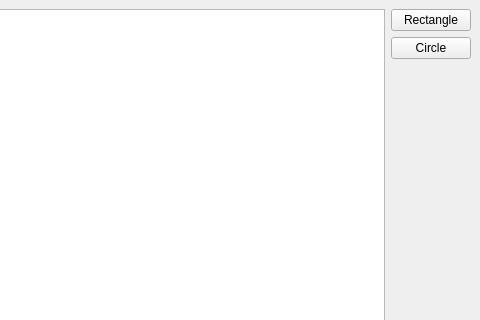
Qt form DrawingApplication/testresults.ui (aya-gv/SSE554-Project2) before a commit; both pictures show x 320 to 800 and y 0 to 320 of the 800 by 600 pixel window.
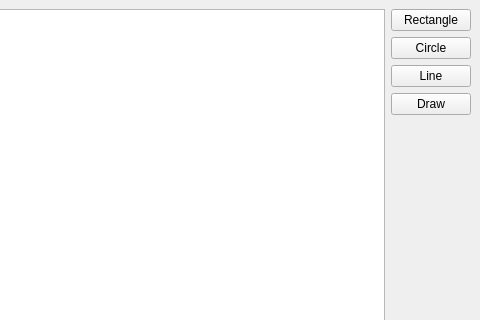
The same form after that commit.

Commit message: Added test cases for real this time

Patch:
```diff
--- a/DrawingApplication/testresults.ui
+++ b/DrawingApplication/testresults.ui
@@ -15,6 +15,9 @@
   </property>
   <widget class="QWidget" name="centralwidget">
    <layout class="QGridLayout" name="gridLayout">
+    <item row="1" column="0" rowspan="5">
+     <widget class="QTextBrowser" name="testResultLog"/>
+    </item>
     <item row="1" column="1">
      <widget class="QPushButton" name="rectangleTest">
       <property name="text">
@@ -22,7 +25,7 @@
       </property>
      </widget>
     </item>
-    <item row="3" column="1">
+    <item row="5" column="1">
      <spacer name="verticalSpacer">
       <property name="orientation">
        <enum>Qt::Vertical</enum>
@@ -35,9 +38,6 @@
       </property>
      </spacer>
     </item>
-    <item row="1" column="0" rowspan="3">
-     <widget class="QTextBrowser" name="testResultLog"/>
-    </item>
     <item row="2" column="1">
      <widget class="QPushButton" name="circleTest">
       <property name="text">
@@ -45,6 +45,20 @@
       </property>
      </widget>
     </item>
+    <item row="3" column="1">
+     <widget class="QPushButton" name="lineTest">
+      <property name="text">
+       <string>Line</string>
+      </property>
+     </widget>
+    </item>
+    <item row="4" column="1">
+     <widget class="QPushButton" name="drawTest">
+      <property name="text">
+       <string>Draw</string>
+      </property>
+     </widget>
+    </item>
    </layout>
   </widget>
   <widget class="QMenuBar" name="menubar">
@@ -53,7 +67,7 @@
      <x>0</x>
      <y>0</y>
      <width>800</width>
-     <height>21</height>
+     <height>26</height>
     </rect>
    </property>
   </widget>
```
The commit also changes 7 other files.
